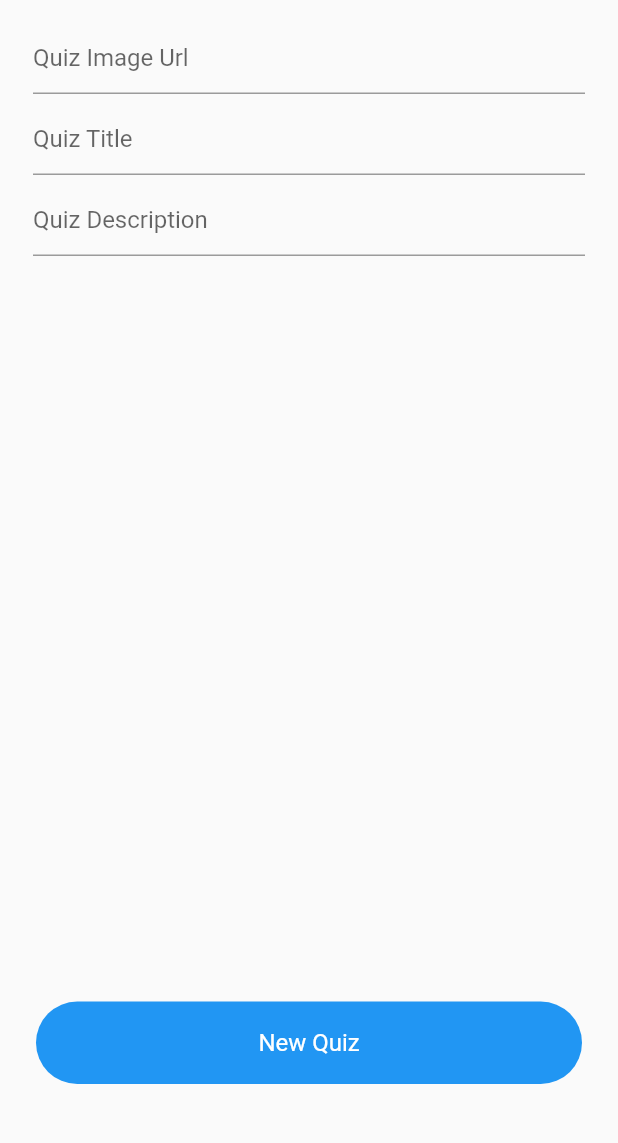
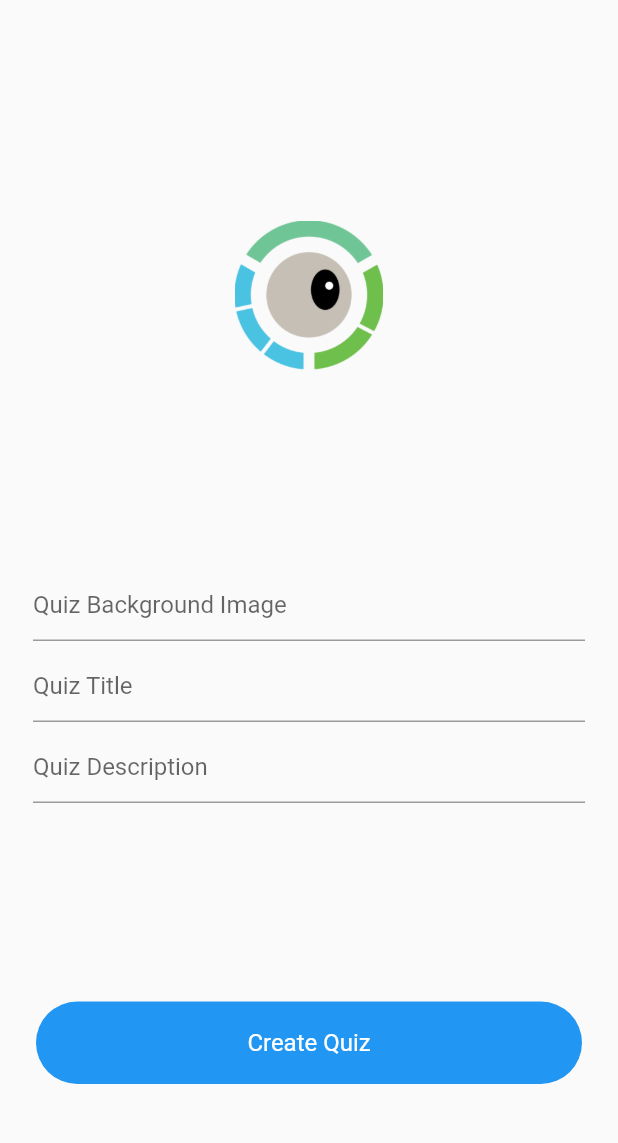
Before and after one commit to KevinApodaca/Quizr, a Flutter app: the CreateQuiz screen opened directly, on a phone screen of 412 x 824 dp, the part 62-1205 px from its top. Run offline on Flutter 3.47's test engine with Material 2 defaults, Android fonts, the phone set to English and light mode, and no system bars; our stand-ins replace cloud_firestore, firebase_auth, random_string, shared_preferences; accounts and stored records are empty.

Commit message:
add image widget for logo

```diff
--- a/lib/views/create_quiz.dart
+++ b/lib/views/create_quiz.dart
@@ -63,10 +63,14 @@ class _CreateQuizState extends State<CreateQuiz> {
               child: Container(
                 padding: EdgeInsets.symmetric(horizontal: 22),
                 child: Column(children: [
+                  Spacer(),
+                  TecheImage(),
+                  Spacer(),
                   TextFormField(
                     validator: (val) =>
                         val.isEmpty ? "Please enter valid URL" : null,
-                    decoration: InputDecoration(hintText: "Quiz Image Url"),
+                    decoration:
+                        InputDecoration(hintText: "Quiz Background Image"),
                     onChanged: (val) {
                       quizImageUrl = val;
                     },
@@ -98,7 +102,8 @@ class _CreateQuizState extends State<CreateQuiz> {
                       onTap: () {
                         createQuizOnline();
                       },
-                      child: blueButton(context: context, label: "New Quiz")),
+                      child:
+                          blueButton(context: context, label: "Create Quiz")),
                   SizedBox(
                     height: 60,
                   )
--- a/lib/views/signin.dart
+++ b/lib/views/signin.dart
@@ -105,7 +105,7 @@ class _SignInState extends State<SignIn> {
                                     builder: (context) => SignUp()));
                           },
                           child: Text(
-                            "Sign up here",
+                            "Sign up",
                             style: TextStyle(
                                 fontSize: 15.5,
                                 decoration: TextDecoration.underline),
--- a/lib/widgets/widgets.dart
+++ b/lib/widgets/widgets.dart
@@ -32,3 +32,18 @@ Widget blueButton({BuildContext context, String label, buttonWidth}) {
     ),
   );
 }
+
+class TecheImage extends StatelessWidget {
+  @override
+  Widget build(BuildContext context) {
+    var assetsImage = new AssetImage('assets/img/teche.png');
+    var image = new Image(
+      image: assetsImage,
+      width: 100.0,
+      height: 100.0,
+    );
+    return new Container(
+      child: image,
+    );
+  }
+}
--- a/pubspec.yaml
+++ b/pubspec.yaml
@@ -51,9 +51,8 @@ flutter:
   uses-material-design: true
 
   # To add assets to your application, add an assets section, like this:
-  # assets:
-  #   - images/a_dot_burr.jpeg
-  #   - images/a_dot_ham.jpeg
+  assets:
+     - assets/img/teche.png
 
   # An image asset can refer to one or more resolution-specific "variants", see
   # https://flutter.dev/assets-and-images/#resolution-aware.
```
Also changed, not shown: assets/img/teche.png (added), 1 other file.
